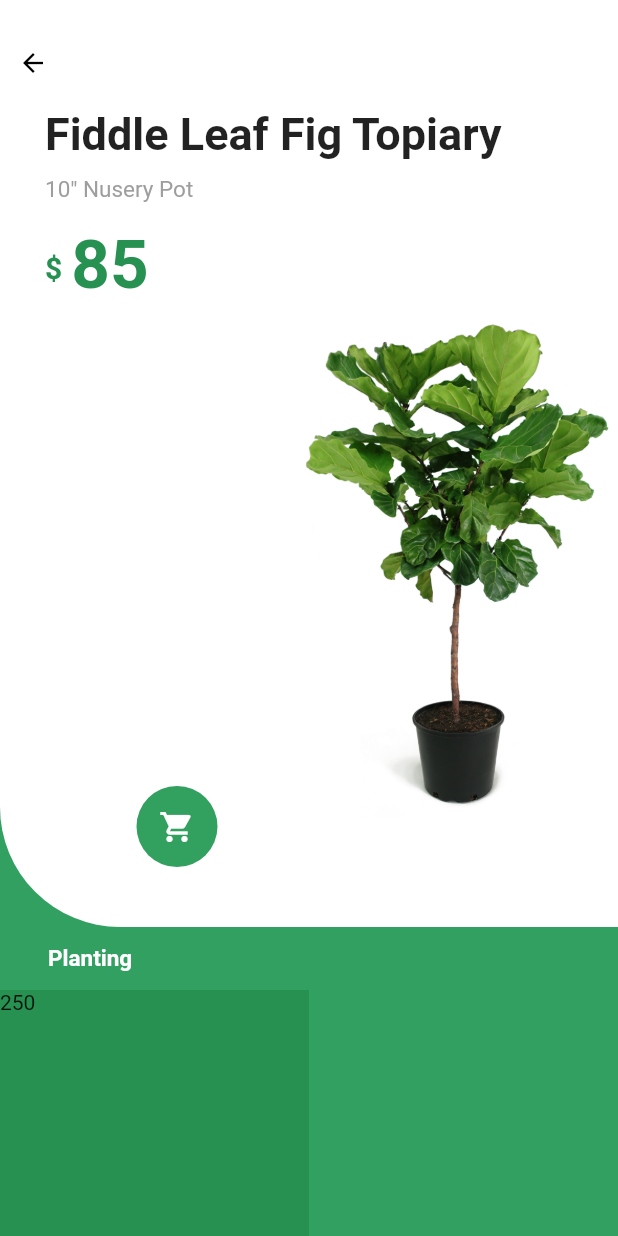
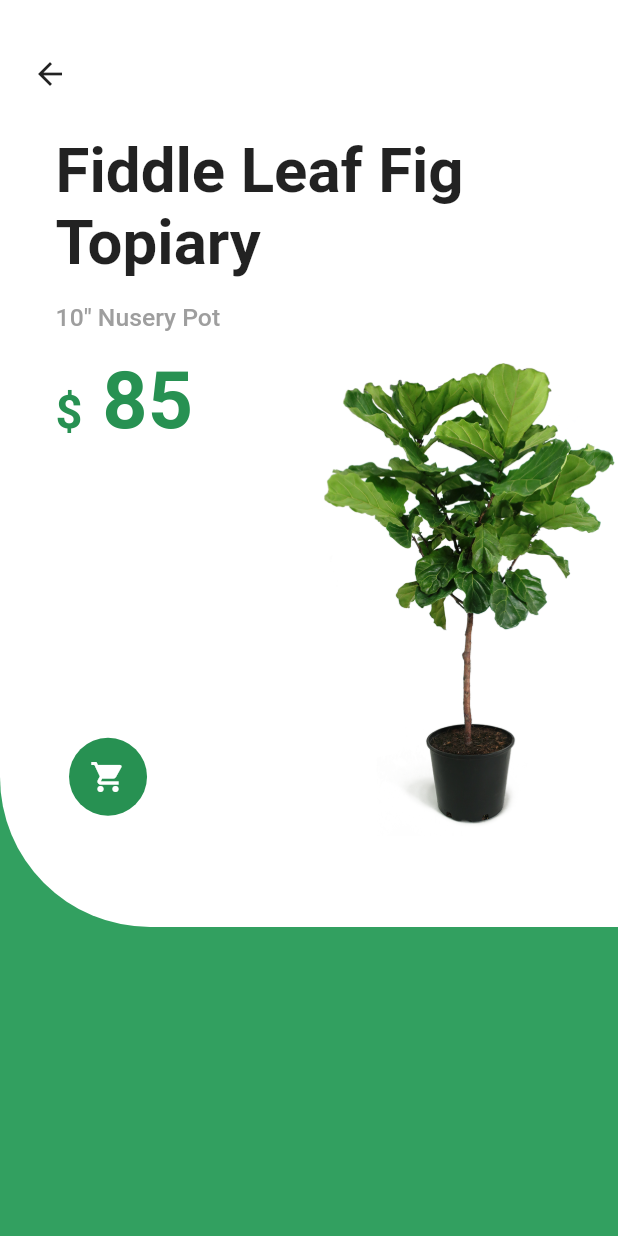
Before and after one commit to John-Dormevil/design_training_flutter, a Flutter app: the screen it shows after launch, on a phone screen of 412 x 824 dp. Run offline on Flutter 3.47's test engine with Material 2 defaults, Android fonts, the phone set to English and light mode, and no system bars.

Commit message:
be responsive in portrait mode - avoid landscape mode

```diff
--- a/lib/main.dart
+++ b/lib/main.dart
@@ -9,6 +9,7 @@ class MyApp extends StatelessWidget {
   @override
   Widget build(BuildContext context) {
     return MaterialApp(
+      debugShowCheckedModeBanner: false,
       home: MyHomePage(),
     );
   }
--- a/lib/pages/pagesview.dart
+++ b/lib/pages/pagesview.dart
@@ -2,6 +2,7 @@ import 'package:design_training/pages/greenery_app_design/example.dart';
 import 'package:design_training/pages/greenery_app_design/pageone.dart';
 import 'package:design_training/pages/pagetree.dart';
 import 'package:design_training/pages/pagetwo.dart';
+import 'package:design_training/pages/responsive_greenery_app/responsive_greenery.dart';
 import 'package:flutter/material.dart';
 
 class MyPageView extends StatefulWidget {
@@ -31,6 +32,7 @@ class MyPageViewState extends State<MyPageView> {
     return PageView(
       controller: pageController,
       children: <Widget>[
+        ResponsiveGreeneryApp(),
         PageOne(),
         ExampleGreenApp(),
         PageTwo(),
--- /dev/null
+++ b/lib/pages/responsive_greenery_app/responsive_greenery.dart
@@ -0,0 +1,128 @@
+import 'dart:ui';
+
+import 'package:design_training/pages/greenery_app_design/example.dart';
+import 'package:flutter/material.dart';
+
+var colorGreen = Color(0xFF32A060);
+var colorDarkGreen = Color(0xFF279152);
+var screenWidth;
+var screenHeight;
+
+class ResponsiveGreeneryApp extends StatelessWidget {
+  double sh(double factor) {
+    return screenHeight * factor;
+  }
+
+  double sw(double factor) {
+    return screenWidth * factor;
+  }
+
+  @override
+  Widget build(BuildContext context) {
+    screenWidth = MediaQuery.of(context).size.width;
+    screenHeight = MediaQuery.of(context).size.height;
+    return Scaffold(
+      body: SafeArea(
+        child: Container(
+          color: colorGreen,
+          height: screenHeight,
+          child: Column(
+            children: <Widget>[
+              Container(
+                height: sh(0.75),
+                width: screenWidth,
+                decoration: BoxDecoration(
+                  color: Colors.white,
+                  borderRadius: BorderRadius.only(
+                    bottomLeft: Radius.circular(100),
+                  ),
+                ),
+                child: Stack(
+                  children: <Widget>[
+                    Container(
+                      padding: EdgeInsets.all(sw(0.09)),
+                      width: screenWidth,
+                      child: Column(
+                        crossAxisAlignment: CrossAxisAlignment.start,
+                        children: <Widget>[
+                          Container(
+                            child: Align(
+                              alignment: Alignment(-1.1, -2),
+                              child: Icon(Icons.arrow_back),
+                            ),
+                          ),
+                          Container(
+                            width: sw(.8),
+                            margin:
+                                EdgeInsets.fromLTRB(0, sh(.035), 0, sh(0.02)),
+                            child: Text(
+                              "Fiddle Leaf Fig Topiary",
+                              style: TextStyle(
+                                fontSize: sh(0.05),
+                                fontWeight: FontWeight.bold,
+                              ),
+                            ),
+                          ),
+                          Container(
+                            width: sw(.6),
+                            child: Text(
+                              "10\" Nusery Pot",
+                              style: TextStyle(
+                                  color: Colors.grey[500],
+                                  fontSize: sh(.02),
+                                  fontWeight: FontWeight.w500),
+                            ),
+                          ),
+                          Container(
+                            width: sw(.6),
+                            margin: EdgeInsets.fromLTRB(0, sh(0.018), 0, 0),
+                            child: RichText(
+                              text: TextSpan(
+                                style: TextStyle(
+                                    color: darkGreenColor,
+                                    fontWeight: FontWeight.bold,
+                                    fontSize: sh(.064)),
+                                children: [
+                                  TextSpan(
+                                    text: "\$",
+                                    style: TextStyle(fontSize: sh(.038)),
+                                  ),
+                                  TextSpan(text: " 85"),
+                                ],
+                              ),
+                            ),
+                          )
+                        ],
+                      ),
+                    ),
+                    Positioned(
+                      bottom: sh(.09),
+                      left: sw(.068),
+                      child: FlatButton(
+                        padding: EdgeInsets.all(sw(.034)),
+                        color: darkGreenColor,
+                        shape: CircleBorder(),
+                        onPressed: () {},
+                        child: Icon(
+                          Icons.shopping_cart,
+                          color: Colors.white,
+                        ),
+                      ),
+                    ),
+                    Positioned(
+                      bottom: sh(.07),
+                      right: 0,
+                      child: Image(
+                          width: sw(.48),
+                          image: AssetImage("images/monstera_plant3.png")),
+                    )
+                  ],
+                ),
+              ),
+            ],
+          ),
+        ),
+      ),
+    );
+  }
+}
--- a/pubspec.yaml
+++ b/pubspec.yaml
@@ -44,8 +44,6 @@ flutter:
 
   # To add assets to your application, add an assets section, like this:
   assets:
-    - images/monstera_plant1.png
-    - images/monstera_plant2.jpg
     - images/monstera_plant3.png
   # An image asset can refer to one or more resolution-specific "variants", see
   # https://flutter.dev/assets-and-images/#resolution-aware.
```
